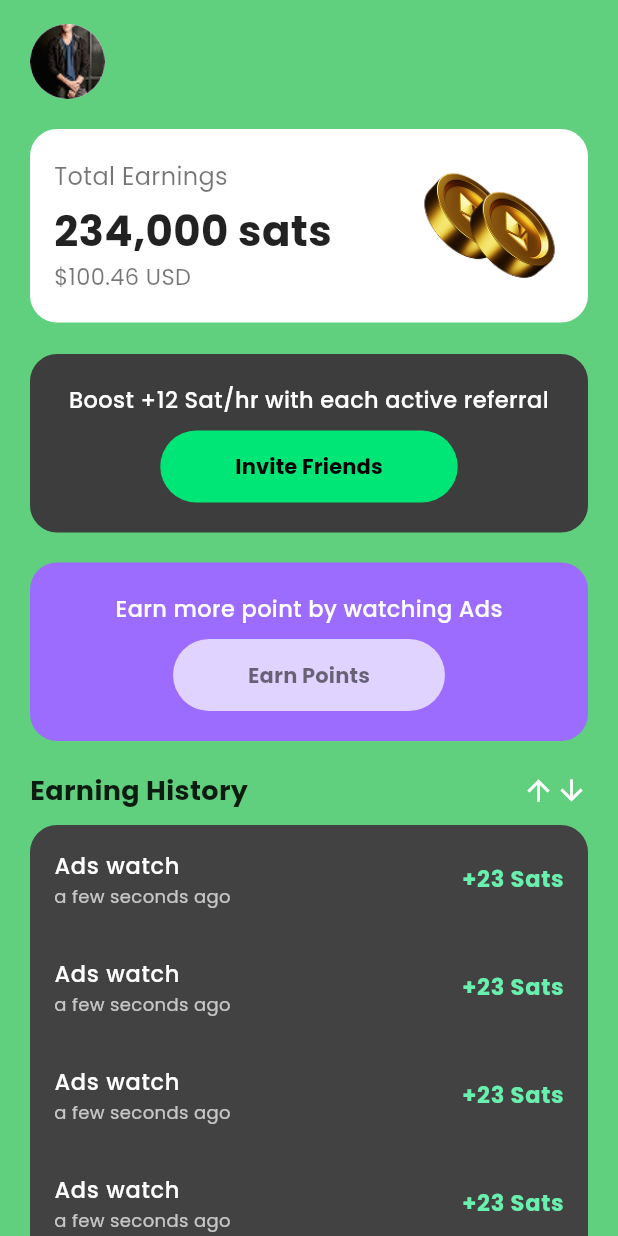
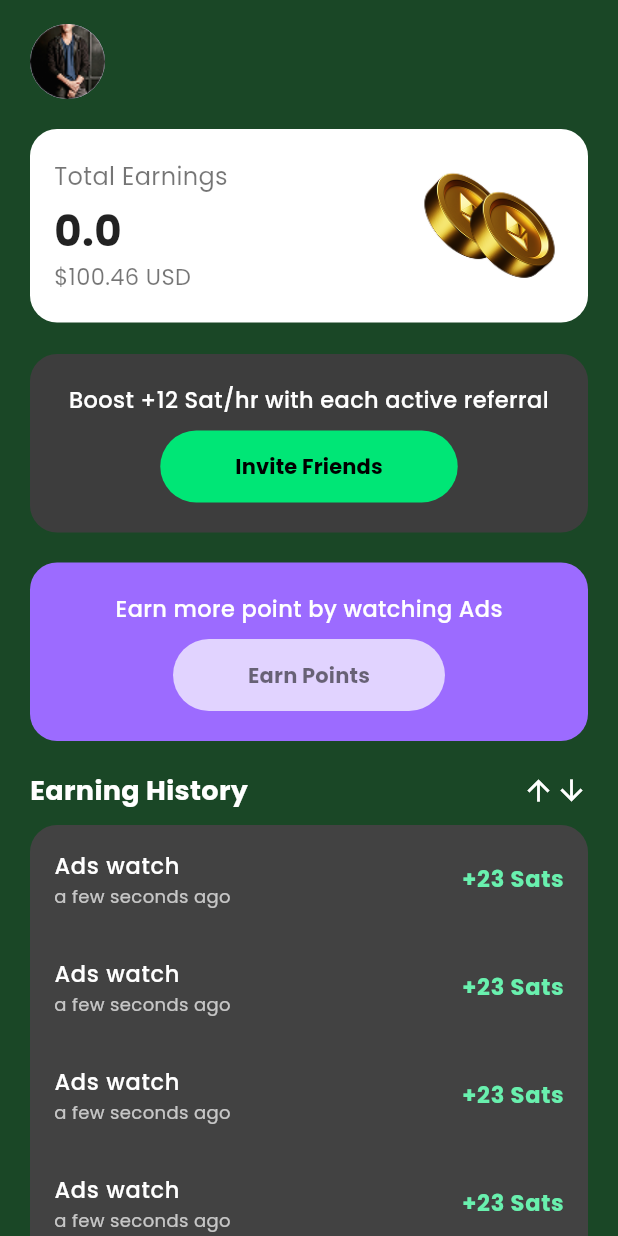
Before and after one commit to Christentimmy/Earnly, a Flutter app: the HomeScreen screen opened by its route, on a phone screen of 412 x 824 dp. Run offline on Flutter 3.47's test engine with Material 3 defaults, Android fonts, the phone set to English and light mode, and no system bars; our stand-ins replace cherry_toast, flutter_secure_storage, get, google_fonts, loading_animation_widget, pinput; accounts and stored records are empty.

Commit message:
home screen modified

```diff
--- a/lib/app/bindings/app_bindings.dart
+++ b/lib/app/bindings/app_bindings.dart
@@ -1,6 +1,7 @@
 
 import 'package:earnly/app/controllers/auth_controller.dart';
 import 'package:earnly/app/controllers/storage_controller.dart';
+import 'package:earnly/app/controllers/user_controller.dart';
 import 'package:get/get.dart';
 
 class AppBindings extends Bindings {
@@ -9,5 +10,6 @@ class AppBindings extends Bindings {
   void dependencies() {
     Get.put(StorageController());
     Get.put(AuthController());
+    Get.put(UserController());
   }
 }
--- a/lib/app/controllers/auth_controller.dart
+++ b/lib/app/controllers/auth_controller.dart
@@ -1,6 +1,7 @@
 import 'dart:convert';
 
 import 'package:earnly/app/controllers/storage_controller.dart';
+import 'package:earnly/app/controllers/user_controller.dart';
 import 'package:earnly/app/data/services/auth_service.dart';
 import 'package:earnly/app/routes/app_routes.dart';
 import 'package:earnly/app/widgets/snack_bar.dart';
@@ -34,6 +35,8 @@ class AuthController extends GetxController {
       final token = decoded["token"];
       final storageController = Get.find<StorageController>();
       await storageController.storeToken(token);
+      final userController = Get.find<UserController>();
+      await userController.getUserDetails();
       Get.toNamed(AppRoutes.otpScreen, arguments: {"email": email});
     } catch (e) {
       debugPrint(e.toString());
@@ -68,6 +71,8 @@ class AuthController extends GetxController {
       final token = decoded["token"];
       final storageController = Get.find<StorageController>();
       await storageController.storeToken(token);
+      final userController = Get.find<UserController>();
+      await userController.getUserDetails();
       Get.offAllNamed(AppRoutes.bottomNavigationScreen);
     } catch (e) {
       debugPrint(e.toString());
@@ -155,4 +160,5 @@ class AuthController extends GetxController {
       debugPrint(e.toString());
     }
   }
+
 }
--- a/lib/app/data/models/user_model.dart
+++ b/lib/app/data/models/user_model.dart
@@ -9,7 +9,7 @@ class UserModel {
     return UserModel(
       name: json["name"] ?? "",
       email: json["email"] ?? "",
-      credits: num.tryParse(json["credits"] ?? "0.0") ?? 0.0,
+      credits: num.tryParse(json["credits"].toString()) ?? 0.0,
     );
   }
 }
--- a/lib/app/modules/home/views/home_screen.dart
+++ b/lib/app/modules/home/views/home_screen.dart
@@ -1,12 +1,16 @@
+import 'package:earnly/app/controllers/user_controller.dart';
 import 'package:flutter/material.dart';
+import 'package:get/get.dart';
 
 class HomeScreen extends StatelessWidget {
-  const HomeScreen({super.key});
+  HomeScreen({super.key});
+
+  final userController = Get.find<UserController>();
 
   @override
   Widget build(BuildContext context) {
     return Scaffold(
-      backgroundColor: const Color(0xFF60D07E),
+      backgroundColor: const Color.fromARGB(255, 26, 71, 38),
       body: SafeArea(
         child: Stack(
           alignment: Alignment.bottomCenter,
@@ -124,7 +128,7 @@ class HomeScreen extends StatelessWidget {
                         Text(
                           "Earning History",
                           style: TextStyle(
-                            color: Colors.black87,
+                            color: Colors.white,
                             fontSize: 18,
                             fontWeight: FontWeight.bold,
                           ),
@@ -166,14 +170,45 @@ class HomeScreen extends StatelessWidget {
                   horizontal: 20,
                   vertical: 16,
                 ),
-                color: const Color(0xFF60D07E),
+                // color: const Color(0xFF60D07E),
                 child: Column(
                   crossAxisAlignment: CrossAxisAlignment.start,
                   children: [
                     // Profile Row
+                    Row(
+                      children: [
                         const CircleAvatar(
                           radius: 25,
-                      backgroundImage: AssetImage('assets/images/profile.png'),
+                          backgroundImage: AssetImage(
+                            'assets/images/profile.png',
+                          ),
+                        ),
+                        const SizedBox(width: 10),
+                        Column(
+                          crossAxisAlignment: CrossAxisAlignment.start,
+                          children: [
+                            Obx(
+                              () => Text(
+                                "${userController.userModel.value?.name}",
+                                style: TextStyle(
+                                  color: Colors.white,
+                                  fontSize: 16,
+                                  fontWeight: FontWeight.bold,
+                                ),
+                              ),
+                            ),
+                            Obx(
+                              () => Text(
+                                "${userController.userModel.value?.email}",
+                                style: TextStyle(
+                                  color: Colors.white,
+                                  fontSize: 14,
+                                ),
+                              ),
+                            ),
+                          ],
+                        ),
+                      ],
                     ),
                     const SizedBox(height: 20),
 
@@ -194,7 +229,7 @@ class HomeScreen extends StatelessWidget {
                           // Left Text
                           Column(
                             crossAxisAlignment: CrossAxisAlignment.start,
-                            children: const [
+                            children: [
                               Text(
                                 "Total Earnings",
                                 style: TextStyle(
@@ -203,12 +238,14 @@ class HomeScreen extends StatelessWidget {
                                 ),
                               ),
                               SizedBox(height: 5),
-                              Text(
-                                "234,000 sats",
+                              Obx(
+                                () => Text(
+                                  "${userController.userModel.value?.credits}",
                                   style: TextStyle(
                                     fontSize: 28,
                                     fontWeight: FontWeight.bold,
                                     color: Colors.black87,
+                                  ),
                                 ),
                               ),
                               Text(
@@ -231,7 +268,6 @@ class HomeScreen extends StatelessWidget {
                 ),
               ),
             ),
-
           ],
         ),
       ),
--- a/lib/app/modules/splash/views/splash_screen.dart
+++ b/lib/app/modules/splash/views/splash_screen.dart
@@ -1,5 +1,6 @@
 import 'package:earnly/app/controllers/auth_controller.dart';
 import 'package:earnly/app/controllers/storage_controller.dart';
+import 'package:earnly/app/controllers/user_controller.dart';
 import 'package:earnly/app/routes/app_routes.dart';
 import 'package:flutter/material.dart';
 import 'package:get/get.dart';
@@ -24,6 +25,8 @@ class _SplashScreenState extends State<SplashScreen> {
       }
       final authController = Get.find<AuthController>();
       await authController.validateToken(token: token);
+      final userController = Get.find<UserController>();
+      await userController.getUserDetails();
     });
   }
 
--- a/lib/app/routes/app_pages.dart
+++ b/lib/app/routes/app_pages.dart
@@ -41,7 +41,7 @@ class AppPages {
         return OtpScreen(email: email, whatNext: whatNext);
       },
     ),
-    GetPage(name: AppRoutes.homeScreen, page: () => const HomeScreen()),
+    GetPage(name: AppRoutes.homeScreen, page: () => HomeScreen()),
     // GetPage(name: AppRoutes.gameScreen, page: () => const GameScreen()),
     // GetPage(name: AppRoutes.walletScreen, page: () => const WalletScreen()),
     // GetPage(name: AppRoutes.settingsScreen, page: () => const SettingsScreen()),
--- a/lib/screens/game_screen.dart
+++ b/lib/screens/game_screen.dart
@@ -225,7 +225,7 @@ class _GameScreenState extends State<GameScreen> {
                           Navigator.pushReplacement(
                             context,
                             MaterialPageRoute(
-                              builder: (_) => const HomeScreen(),
+                              builder: (_) =>  HomeScreen(),
                             ),
                           );
                         },
--- a/lib/screens/login_screen.dart
+++ b/lib/screens/login_screen.dart
@@ -119,7 +119,7 @@ class LoginScreen extends StatelessWidget {
                     // ✅ Navigate to HomeScreen after login
                     Navigator.pushReplacement(
                       context,
-                      MaterialPageRoute(builder: (_) => const HomeScreen()),
+                      MaterialPageRoute(builder: (_) => HomeScreen()),
                     );
                   },
                   child: const Text(
--- a/lib/screens/settings_screen.dart
+++ b/lib/screens/settings_screen.dart
@@ -264,7 +264,7 @@ class SettingsScreen extends StatelessWidget {
                           Navigator.pushReplacement(
                             context,
                             MaterialPageRoute(
-                              builder: (_) => const HomeScreen(),
+                              builder: (_) =>  HomeScreen(),
                             ),
                           );
                         },
--- a/lib/screens/wallet_screen.dart
+++ b/lib/screens/wallet_screen.dart
@@ -323,7 +323,7 @@ class WalletScreen extends StatelessWidget {
                             () => Navigator.pushReplacement(
                               context,
                               MaterialPageRoute(
-                                builder: (_) => const HomeScreen(),
+                                builder: (_) =>  HomeScreen(),
                               ),
                             ),
                       ),
--- a/lib/screens/wheel_spin_screen.dart
+++ b/lib/screens/wheel_spin_screen.dart
@@ -212,7 +212,7 @@ class _WheelSpinScreenState extends State<WheelSpinScreen> {
                           Navigator.pushReplacement(
                             context,
                             MaterialPageRoute(
-                              builder: (_) => const HomeScreen(),
+                              builder: (_) =>  HomeScreen(),
                             ),
                           );
                         },
```
Lines whose indentation alone changed are shown as unchanged.
